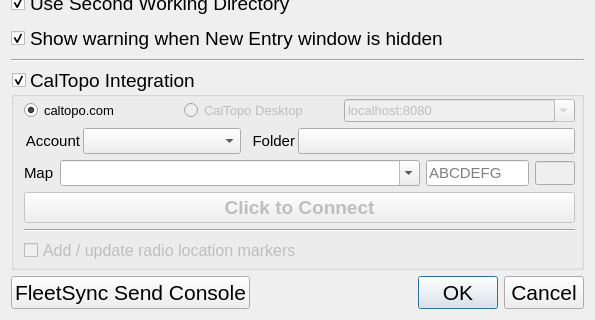
Old version of the form designer/options.ui in the repository ncssar/radiolog; both pictures show x 0 to 595 and y 198 to 518 of the 595 by 518 pixel window.
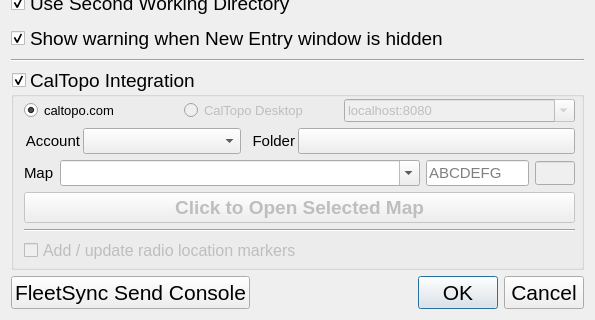
New version of the form. Custom widgets are drawn as their Qt base class.

Commit message: WIP: change all occurrances of 'caltopoConnect' to 'caltopoOpenMap' and related wording, to clarify that connected/disconnected is a different concept than open/close

```diff
--- a/designer/options.ui
+++ b/designer/options.ui
@@ -552,7 +552,7 @@
            </font>
           </property>
           <property name="text">
-           <string>Click to Connect</string>
+           <string>Click to Open Selected Map</string>
           </property>
          </widget>
         </item>
```
Left out of the diff: 36 changed lines with no effect on the pictures. The commit also changes 2 other files.
